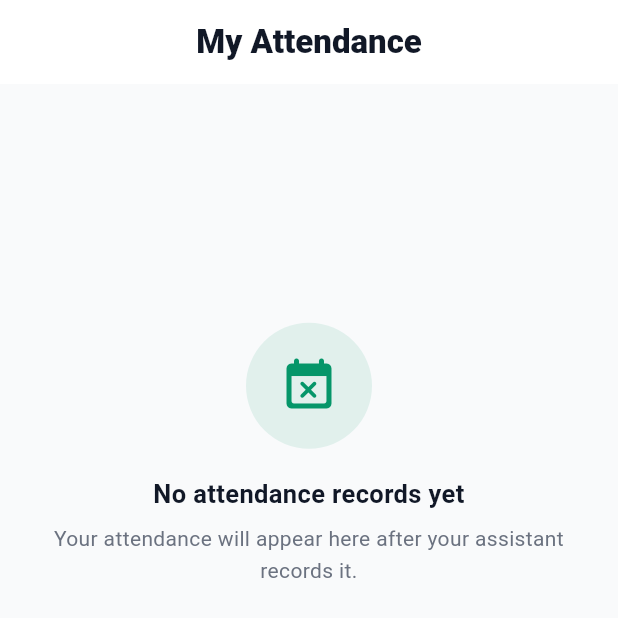
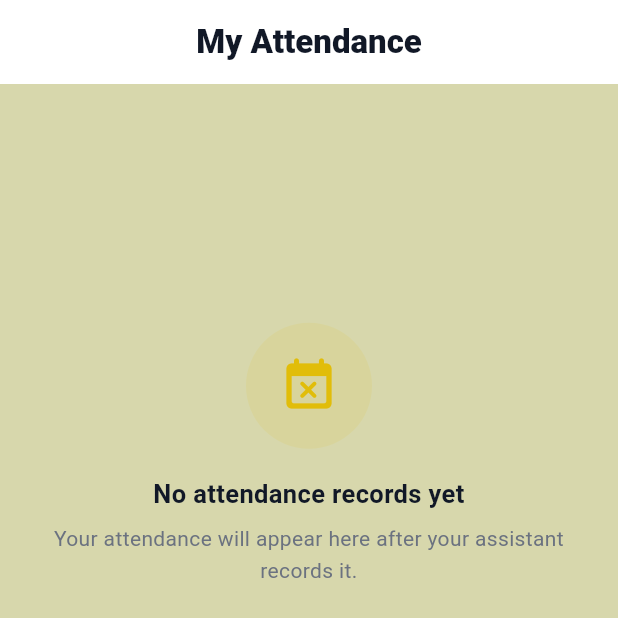
Before and after one commit to DeveloperAbdelhady1810/balanceacademystudents, a Flutter app: the AttendanceScreen screen opened directly, on a phone screen of 412 x 824 dp, the top half of it. Run offline on Flutter 3.47's test engine with Material 3 defaults, Android fonts, the phone set to English and light mode, and no system bars; our stand-ins replace audioplayers, connectivity_plus, firebase_core, firebase_messaging, flutter_blue_plus, flutter_local_notifications and 5 more; missing offline and left inert: flutter_ble_peripheral; accounts and stored records are empty; generated files the repository leaves out were written again.

Commit message:
Use the website's submitted colours (gold/orange theme)
Co-Authored-By: Claude Sonnet 5.5 <noreply@anthropic.com>
Claude-Session: https://claude.ai/code/session_013gspAjTyiyF3svJvmPnoKi

```diff
--- a/lib/services/push_service.dart
+++ b/lib/services/push_service.dart
@@ -156,7 +156,7 @@ class PushService extends ChangeNotifier {
           importance: Importance.high,
           priority: Priority.high,
           icon: 'ic_stat_notify',
-          color: Color(0xFF059669),
+          color: Color(0xFFE1BD09),
         ),
       ),
     );
--- a/lib/theme.dart
+++ b/lib/theme.dart
@@ -1,12 +1,12 @@
 import 'package:flutter/material.dart';
 
-/// Website palette: emerald primary (#059669 -> #047857) with a sky accent (#0EA5E9),
-/// gray-50 page background.
+/// Balance Academy website palette (admin > settings > theme): gold primary #e1bd09 (dark #047857),
+/// orange-red secondary #c6430c, page background #d7d7ac, white surfaces, text #111827.
 class Brand {
-  static const Color primary = Color(0xFF059669);
+  static const Color primary = Color(0xFFE1BD09);
   static const Color primaryDark = Color(0xFF047857);
-  static const Color accent = Color(0xFF0EA5E9);
-  static const Color background = Color(0xFFF9FAFB);
+  static const Color accent = Color(0xFFC6430C);
+  static const Color background = Color(0xFFD7D7AC);
   static const Color text = Color(0xFF111827);
   static const Color muted = Color(0xFF6B7280);
   static const Color border = Color(0xFFE5E7EB);
```
Also changed, not shown: 1 other file.
